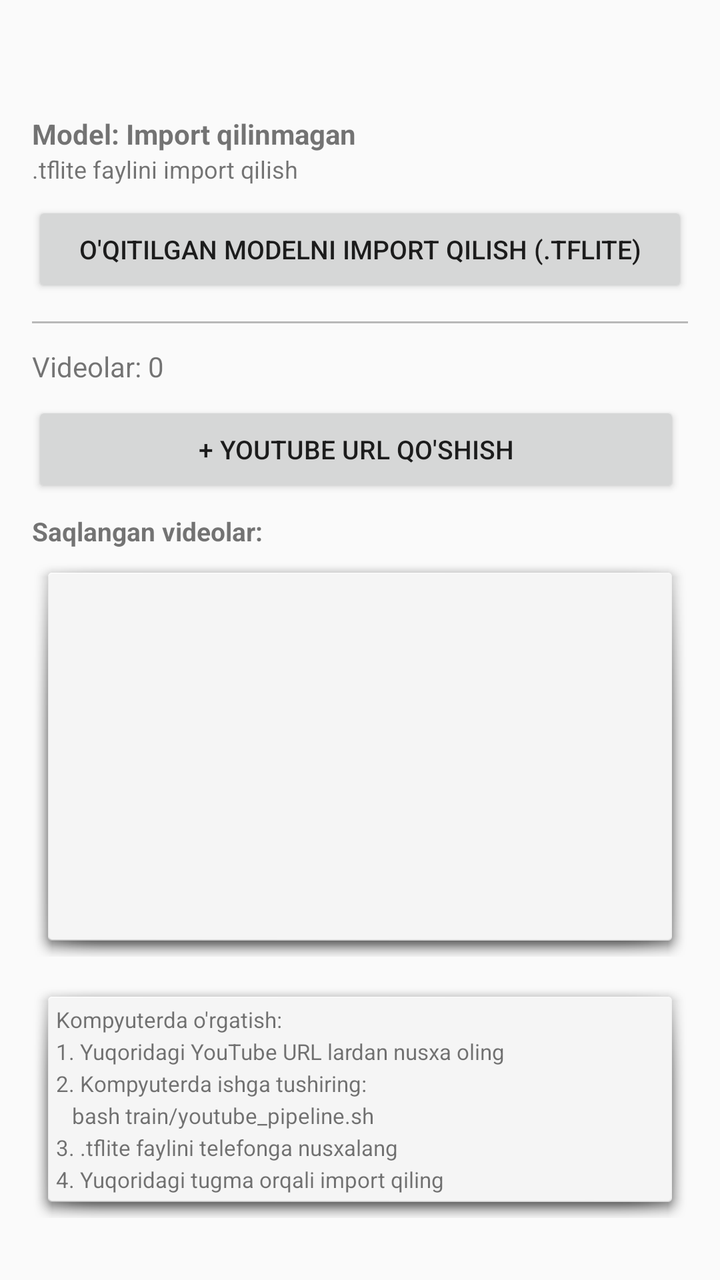
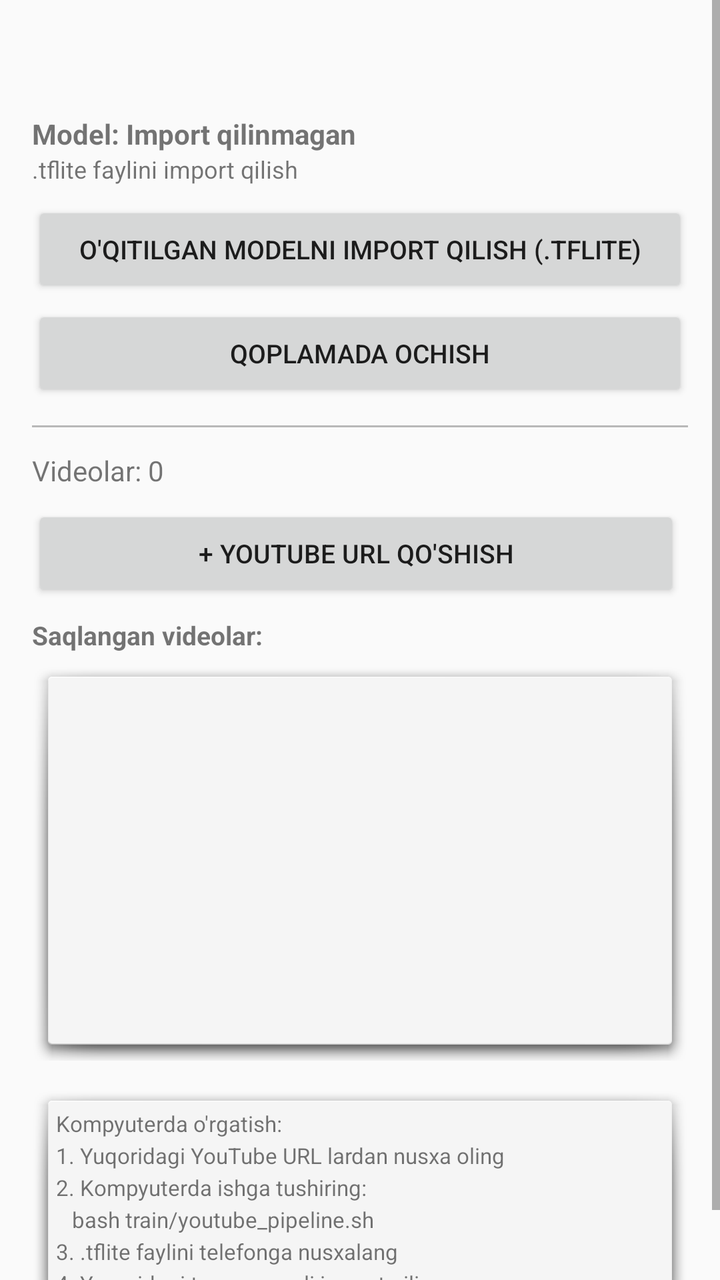

The first picture is an Android layout as it rendered before a commit; the second is the same layout after the commit. The layout source and the unified diff follow.
<!-- AndroidManifest.xml: application theme Theme.MLBBTrainer -->
<!-- res/layout/activity_hero_detail.xml -->
<?xml version="1.0" encoding="utf-8"?>
<ScrollView xmlns:android="http://schemas.android.com/apk/res/android"
    android:layout_width="match_parent"
    android:layout_height="match_parent">

    <LinearLayout
        android:layout_width="match_parent"
        android:layout_height="wrap_content"
        android:orientation="vertical"
        android:padding="16dp">

        <TextView
            android:id="@+id/heroDetailTitle"
            android:layout_width="wrap_content"
            android:layout_height="wrap_content"
            android:textSize="22sp"
            android:textStyle="bold"
            android:layout_marginBottom="4dp" />

        
        <TextView
            android:id="@+id/modelStatusText"
            android:layout_width="wrap_content"
            android:layout_height="wrap_content"
            android:text="Model: Import qilinmagan"
            android:textSize="14sp"
            android:textStyle="bold"
            android:layout_marginTop="8dp" />

        <TextView
            android:id="@+id/modelFileNameText"
            android:layout_width="wrap_content"
            android:layout_height="wrap_content"
            android:text=".tflite faylini import qilish"
            android:textSize="12sp"
            android:layout_marginBottom="8dp" />

        <Button
            android:id="@+id/importModelButton"
            android:layout_width="match_parent"
            android:layout_height="wrap_content"
            android:text="O\'qitilgan Modelni Import qilish (.tflite)"
            android:textSize="13sp"
            android:layout_marginBottom="12dp" />

        <View
            android:layout_width="match_parent"
            android:layout_height="1dp"
            android:background="#44000000"
            android:layout_marginBottom="12dp" />

        
        <TextView
            android:id="@+id/videoCountText"
            android:layout_width="wrap_content"
            android:layout_height="wrap_content"
            android:text="Videolar: 0"
            android:textSize="14sp"
            android:layout_marginBottom="8dp" />

        <LinearLayout
            android:layout_width="match_parent"
            android:layout_height="wrap_content"
            android:orientation="horizontal"
            android:layout_marginBottom="8dp">

            <Button
                android:id="@+id/addVideoButton"
                android:layout_width="0dp"
                android:layout_height="wrap_content"
                android:layout_weight="1"
                android:text="+ YouTube URL qo\'shish"
                android:textSize="13sp"
                android:layout_marginEnd="4dp" />
        </LinearLayout>

        <TextView
            android:layout_width="wrap_content"
            android:layout_height="wrap_content"
            android:text="Saqlangan videolar:"
            android:textSize="13sp"
            android:textStyle="bold"
            android:layout_marginBottom="4dp" />

        <androidx.recyclerview.widget.RecyclerView
            android:id="@+id/videoListView"
            android:layout_width="match_parent"
            android:layout_height="200dp"
            android:background="@android:drawable/dialog_holo_light_frame" />

        
        <TextView
            android:layout_width="match_parent"
            android:layout_height="wrap_content"
            android:text="Kompyuterda o\'rgatish:\n1. Yuqoridagi YouTube URL lardan nusxa oling\n2. Kompyuterda ishga tushiring:\n   bash train/youtube_pipeline.sh\n3. .tflite faylini telefonga nusxalang\n4. Yuqoridagi tugma orqali import qiling"
            android:textSize="11sp"
            android:padding="12dp"
            android:layout_marginTop="12dp"
            android:background="@android:drawable/dialog_holo_light_frame"
            android:lineSpacingExtra="3dp" />

    </LinearLayout>
</ScrollView>
<!-- resources referenced by this layout -->
<resources>
  <style name="Theme.MLBBTrainer" parent="Theme.AppCompat.DayNight.DarkActionBar">
          <item name="colorPrimary">#FF6200EE</item>
          <item name="colorPrimaryDark">#FF3700B3</item>
          <item name="colorAccent">#FF03DAC5</item>
          <item name="android:statusBarColor">#FF3700B3</item>
      </style>
</resources>

<!-- the commit's change to res/layout/activity_hero_detail.xml (unified diff, before → after) -->
@@ -40,7 +40,15 @@
             android:layout_width="match_parent"
             android:layout_height="wrap_content"
             android:text="O\'qitilgan Modelni Import qilish (.tflite)"
+            android:textSize="13sp" />
+
+        <Button
+            android:id="@+id/openOverlayButton"
+            android:layout_width="match_parent"
+            android:layout_height="wrap_content"
+            android:text="Qoplamada ochish"
             android:textSize="13sp"
+            android:layout_marginTop="4dp"
             android:layout_marginBottom="12dp" />
 
         <View
